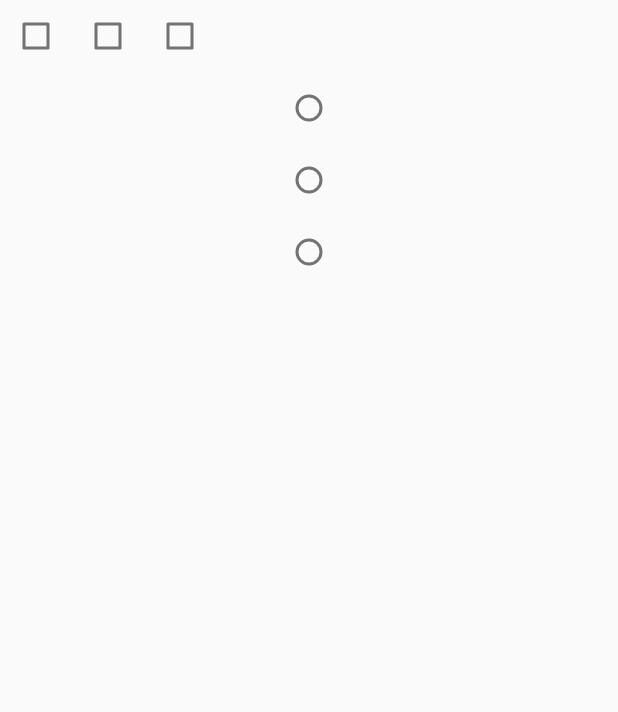
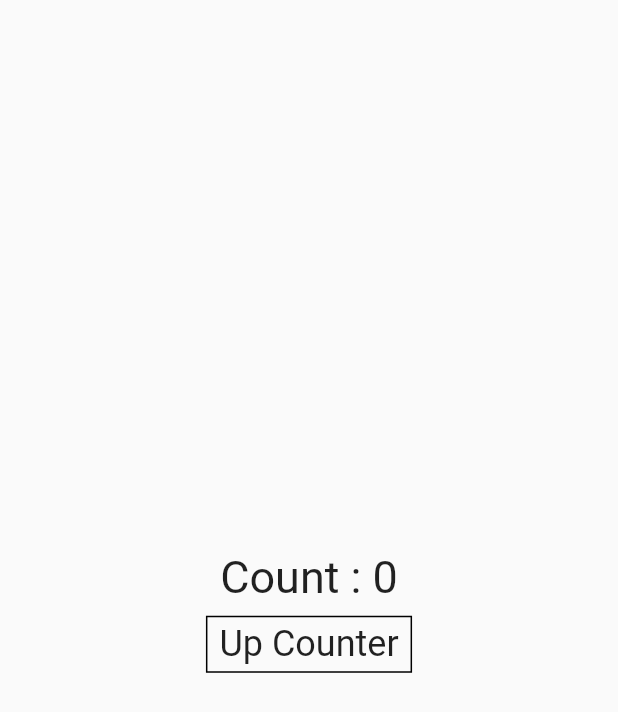
Before and after one commit to jkyoon-dev/flutter_basic, a Flutter app: the screen it shows after launch, on a phone screen of 412 x 824 dp. Shown: the top 712 px of the screen. Run offline on Flutter 3.47's test engine with Material 2 defaults, Android fonts, the phone set to English and light mode, and no system bars.

Commit message:
Callback UI

```diff
--- a/lib/main.dart
+++ b/lib/main.dart
@@ -15,100 +15,58 @@ class Body extends StatelessWidget {
 
   @override
   Widget build(BuildContext context) {
+    return TestWidget();
+  }
+}
+
+class TestWidget extends StatefulWidget {
+  const TestWidget({super.key});
+
+  @override
+  State<TestWidget> createState() => _TestWidgetState();
+}
+
+class _TestWidgetState extends State<TestWidget> {
+  int value = 0;
+
+  @override
+  Widget build(BuildContext context) {
     return Column(
+      mainAxisAlignment: MainAxisAlignment.center,
       children: [
-        TestCheckBox(),
-        TestRadioButton(),
+        Text(
+          'Count : $value',
+          style: TextStyle(fontSize: 30),
+        ),
+        TestButton(),
       ],
     );
   }
 }
 
-class TestCheckBox extends StatefulWidget {
-  const TestCheckBox({super.key});
+class TestButton extends StatefulWidget {
+  const TestButton({super.key});
 
   @override
-  State<TestCheckBox> createState() => _TestCheckBoxState();
+  State<TestButton> createState() => _TestButtonState();
 }
 
-class _TestCheckBoxState extends State<TestCheckBox> {
-  // 체크박스의 체크 됐는지 안됐는지 알기 위한 벨류값 설정, 왜 리스트로 했냐? 체크박스가 여러개 체크박스마다 함수를 하나하나 만들면 낭비
-  late List<bool> values;
-
-  @override
-  void initState() {
-    super.initState();
-    values = [false, false, false];
-  }
-
+class _TestButtonState extends State<TestButton> {
   @override
   Widget build(BuildContext context) {
-    return Row(
-      children: [
-        // value는 true인지 false인지, onChanged는 콜백함수로 일괄 처리를 위해 외부 처리
-        // Checkbox(value: values[0], onChanged:(value) => value ?? false,), -> 벨류값이 정해져 있어서 불필요
-        Checkbox(
-          value: values[0],
-          onChanged: (value) => changeValue(0, value: value),
-        ),
-        Checkbox(
-          value: values[1],
-          onChanged: (value) => changeValue(1, value: value),
-        ),
-        Checkbox(
-          value: values[2],
-          onChanged: (value) => changeValue(2, value: value),
-        ),
-      ],
-    );
-  }
-
-  // 콜백함수 공용사용으로 몇번째 버튼이 눌렸는지 인텍스가 파라미터로 들어가야됨, 어떤 값으로 변했는지 알아야 되니까 마찬가지 파라미터 추가
-  void changeValue(int index, {bool? value = false}) {
-    setState(() {
-      // 몇번째 버튼인지 value값을 넣어줌
-      values[index] = value!;
-    });
-  }
-}
-
-class TestRadioButton extends StatefulWidget {
-  const TestRadioButton({super.key});
-
-  @override
-  State<TestRadioButton> createState() => _TestRadioButtonState();
-}
-
-enum TestRadioValue { test1, test2, test3 }
-
-class _TestRadioButtonState extends State<TestRadioButton> {
-  TestRadioValue? selectValue;
-  @override
-  Widget build(BuildContext context) {
-    return Column(
-      children: [
-        Radio(
-          value: TestRadioValue.test1,
-          groupValue: selectValue,
-          onChanged: (value) => setState(
-            () => selectValue = value!,
+    return Container(
+      margin: const EdgeInsets.symmetric(vertical: 8),
+      width: double.infinity,
+      child: Center(
+        child: Container(
+          padding: EdgeInsets.symmetric(vertical: 4, horizontal: 8),
+          decoration: BoxDecoration(border: Border.all()),
+          child: Text(
+            'Up Counter',
+            style: TextStyle(fontSize: 24),
           ),
         ),
-        Radio(
-          value: TestRadioValue.test2,
-          groupValue: selectValue,
-          onChanged: (value) => setState(
-            () => selectValue = value!,
-          ),
-        ),
-        Radio(
-          value: TestRadioValue.test3,
-          groupValue: selectValue,
-          onChanged: (value) => setState(
-            () => selectValue = value!,
-          ),
-        ),
-      ],
+      ),
     );
   }
 }
```
